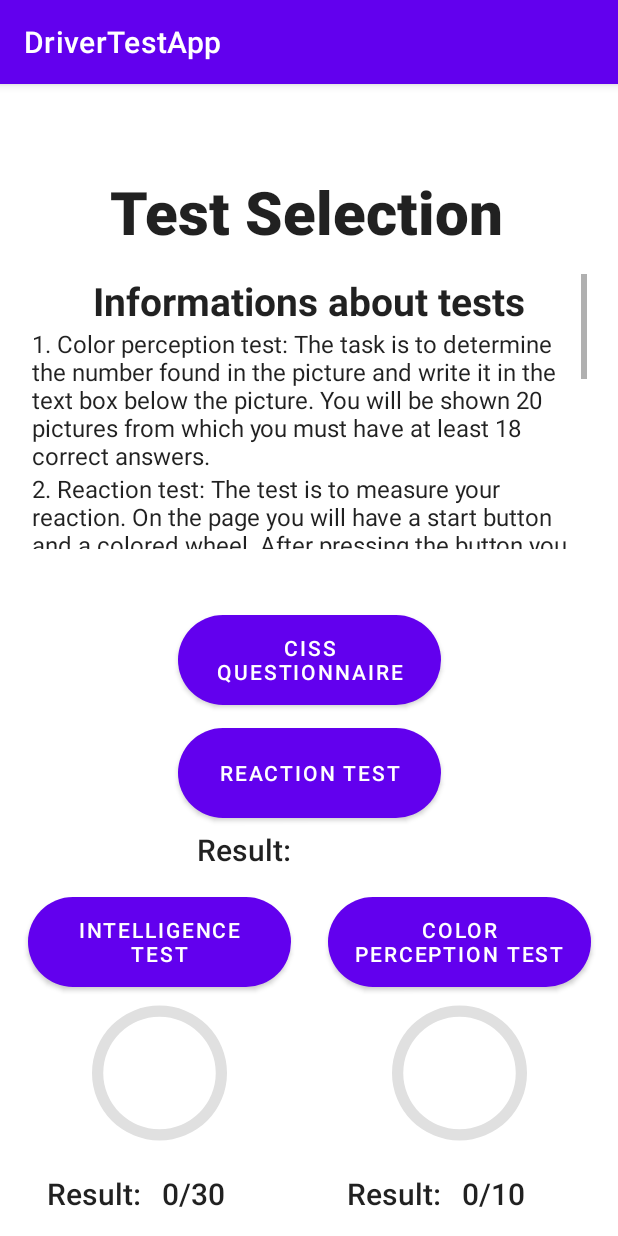
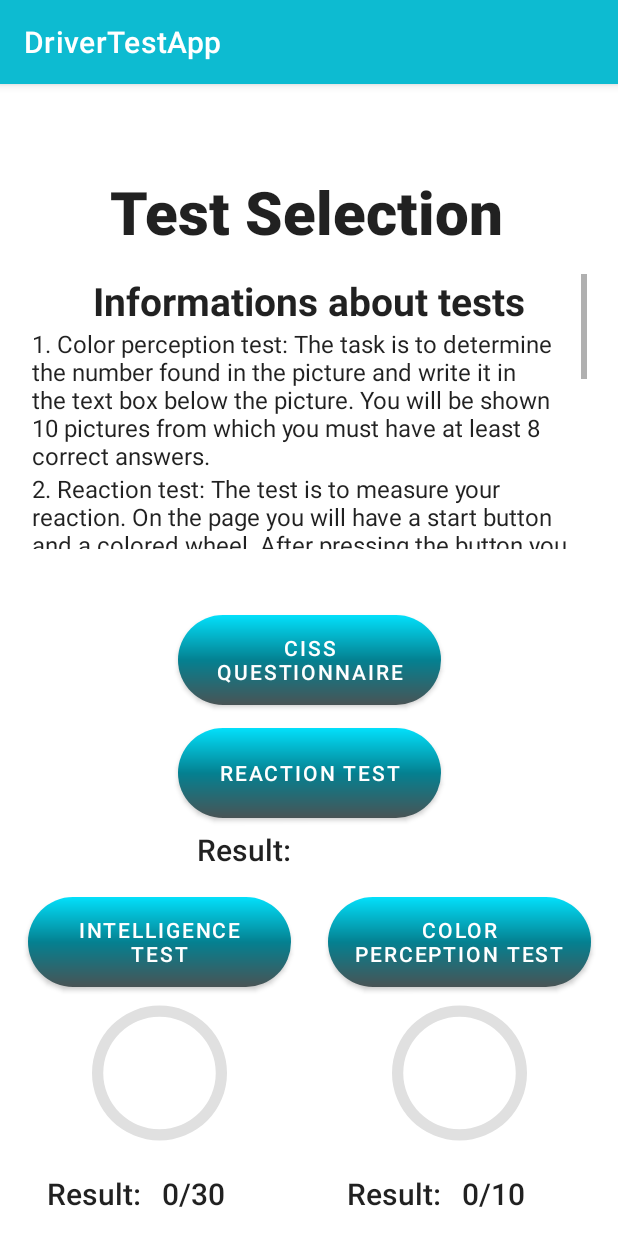
Before and after one commit to BoberKrzysztof/ProjectZPAM, an Android app: the activity_tests_page screen opened directly, with no data from a screen before it, on a phone screen of 412 x 824 dp. Run offline under Robolectric (Android 15) with nearby library versions, the phone set to English and light mode, and no system bars.

Commit message:
zmiana coloru przycisków

```diff
--- a/app/src/main/res/layout/activity__c_i_s_s.xml
+++ b/app/src/main/res/layout/activity__c_i_s_s.xml
@@ -28,6 +28,7 @@
         android:layout_marginTop="650dp"
         android:text="Next"
         android:background="@drawable/button_design"
+        app:backgroundTint="@null"
         android:textSize="20sp"
         app:layout_constraintBottom_toBottomOf="parent"
         app:layout_constraintEnd_toEndOf="parent"
--- a/app/src/main/res/layout/activity_color_test.xml
+++ b/app/src/main/res/layout/activity_color_test.xml
@@ -54,6 +54,7 @@
         android:layout_height="54dp"
         android:text="Confirm "
         android:background="@drawable/button_design"
+        app:backgroundTint="@null"
         app:layout_constraintBottom_toBottomOf="parent"
         app:layout_constraintEnd_toEndOf="parent"
         app:layout_constraintStart_toStartOf="parent"
--- a/app/src/main/res/layout/activity_inteligence_test2.xml
+++ b/app/src/main/res/layout/activity_inteligence_test2.xml
@@ -84,6 +84,7 @@
         android:layout_marginTop="680dp"
         android:text="Next"
         android:background="@drawable/button_design"
+        app:backgroundTint="@null"
         app:layout_constraintBottom_toBottomOf="parent"
         app:layout_constraintEnd_toEndOf="parent"
         app:layout_constraintStart_toStartOf="parent"
--- a/app/src/main/res/layout/activity_intelligent_test.xml
+++ b/app/src/main/res/layout/activity_intelligent_test.xml
@@ -61,6 +61,7 @@
         android:layout_marginTop="700dp"
         android:text="Next"
         android:background="@drawable/button_design"
+        app:backgroundTint="@null"
         app:layout_constraintBottom_toBottomOf="parent"
         app:layout_constraintEnd_toEndOf="parent"
         app:layout_constraintStart_toStartOf="parent"
--- a/app/src/main/res/layout/activity_main.xml
+++ b/app/src/main/res/layout/activity_main.xml
@@ -13,6 +13,7 @@
         android:fontFamily="sans-serif-medium"
         android:text="@string/button"
         android:background="@drawable/button_design"
+        app:backgroundTint="@null"
         android:textSize="20sp"
         app:layout_constraintBottom_toBottomOf="parent"
         app:layout_constraintEnd_toEndOf="parent"
--- a/app/src/main/res/layout/activity_reaction_test.xml
+++ b/app/src/main/res/layout/activity_reaction_test.xml
@@ -27,6 +27,7 @@
         android:layout_marginTop="400dp"
         android:text="Start"
         android:background="@drawable/button_design"
+        app:backgroundTint="@null"
         android:textSize="20sp"
         app:layout_constraintBottom_toBottomOf="parent"
         app:layout_constraintEnd_toEndOf="parent"
@@ -41,6 +42,7 @@
         android:background="@drawable/btn_background"
         android:textColor="@color/white"
         android:textSize="32sp"
+        app:backgroundTint="@null"
         app:layout_constraintBottom_toTopOf="@+id/start_button"
         app:layout_constraintEnd_toEndOf="parent"
         app:layout_constraintStart_toStartOf="parent"
--- a/app/src/main/res/layout/activity_registration.xml
+++ b/app/src/main/res/layout/activity_registration.xml
@@ -36,6 +36,7 @@
         android:layout_marginTop="20dp"
         android:text="@string/registerLabel"
         android:background="@drawable/button_design"
+        app:backgroundTint="@null"
         android:textSize="20sp"
         app:layout_constraintEnd_toEndOf="parent"
         app:layout_constraintStart_toStartOf="parent"
--- a/app/src/main/res/layout/activity_second.xml
+++ b/app/src/main/res/layout/activity_second.xml
@@ -68,6 +68,7 @@
         android:layout_marginTop="50dp"
         android:text="@string/login"
         android:background="@drawable/button_design"
+        app:backgroundTint="@null"
         android:textSize="20sp"
         app:layout_constraintEnd_toEndOf="parent"
         app:layout_constraintHorizontal_bias="0.496"
--- a/app/src/main/res/layout/activity_tests_page.xml
+++ b/app/src/main/res/layout/activity_tests_page.xml
@@ -13,6 +13,7 @@
         android:layout_marginTop="150dp"
         android:text="Reaction test"
         android:background="@drawable/button_design"
+        app:backgroundTint="@null"
         app:layout_constraintBottom_toBottomOf="parent"
         app:layout_constraintEnd_toEndOf="parent"
         app:layout_constraintStart_toStartOf="parent"
@@ -43,6 +44,7 @@
         android:layout_marginTop="375dp"
         android:text="Color perception test"
         android:background="@drawable/button_design"
+        app:backgroundTint="@null"
         app:layout_constraintBottom_toBottomOf="parent"
         app:layout_constraintEnd_toEndOf="parent"
         app:layout_constraintStart_toStartOf="parent"
@@ -56,6 +58,7 @@
         android:layout_marginEnd="200dp"
         android:text="Intelligence test"
         android:background="@drawable/button_design"
+        app:backgroundTint="@null"
         app:layout_constraintBottom_toBottomOf="parent"
         app:layout_constraintEnd_toEndOf="parent"
         app:layout_constraintStart_toStartOf="parent"
@@ -67,6 +70,7 @@
         android:layout_height="60dp"
         android:text="CISS questionnaire"
         android:background="@drawable/button_design"
+        app:backgroundTint="@null"
         app:layout_constraintBottom_toBottomOf="parent"
         app:layout_constraintEnd_toEndOf="parent"
         app:layout_constraintStart_toStartOf="parent"
@@ -187,7 +191,7 @@
                 android:id="@+id/textView11"
                 android:layout_width="370dp"
                 android:layout_height="wrap_content"
-                android:text="1. Color perception test: The task is to determine the number found in the picture and write it in the text box below the picture. You will be shown 20 pictures from which you must have at least 18 correct answers."
+                android:text="1. Color perception test: The task is to determine the number found in the picture and write it in the text box below the picture. You will be shown 10 pictures from which you must have at least 8 correct answers."
                 android:textAlignment="viewStart"
                 android:textAppearance="@style/TextAppearance.AppCompat.Body1"
                 android:textSize="16sp"
@@ -209,7 +213,7 @@
                 android:id="@+id/textView13"
                 android:layout_width="370dp"
                 android:layout_height="wrap_content"
-                android:text="3. Intelligence test: The test contains 20 questions on logic. Each question has 4 answer choices and only 1 correct answer. You must answer at least 16 questions correctly to pass."
+                android:text="3. Intelligence test: The test contains 30 questions on logic. Each question has 6 or 8 answer choices and only 1 correct answer. You must answer at least 25 questions correctly to pass."
                 android:textAlignment="viewStart"
                 android:textAppearance="@style/TextAppearance.AppCompat.Body1"
                 android:textSize="16sp"
@@ -220,7 +224,7 @@
                 android:id="@+id/textView14"
                 android:layout_width="370dp"
                 android:layout_height="wrap_content"
-                android:text="4. CISS questionnaire: A questionnaire for diagnosing stress coping styles. The CISS consists of 48 statements about different behaviors people may engage in during stressful situations. The respondent indicates on a 5-point scale the frequency with which they take a given action in difficult, stressful situations."
+                android:text="4. CISS questionnaire: A questionnaire for diagnosing stress coping styles. The CISS consists of 18 statements about different behaviors people may engage in during stressful situations. The respondent indicates on a 5-point scale the frequency with which they take a given action in difficult, stressful situations."
                 android:textAlignment="viewStart"
                 android:textAppearance="@style/TextAppearance.AppCompat.Body1"
                 android:textSize="16sp"
--- a/app/src/main/res/values/themes.xml
+++ b/app/src/main/res/values/themes.xml
@@ -2,8 +2,8 @@
     <!-- Base application theme. -->
     <style name="Theme.DriverTestApp" parent="Theme.MaterialComponents.DayNight.DarkActionBar">
         <!-- Primary brand color. -->
-        <item name="colorPrimary">@color/purple_500</item>
-        <item name="colorPrimaryVariant">@color/purple_700</item>
+        <item name="colorPrimary">@color/button1</item>
+        <item name="colorPrimaryVariant">@color/button1</item>
         <item name="colorOnPrimary">@color/white</item>
         <!-- Secondary brand color. -->
         <item name="colorSecondary">@color/teal_200</item>
```
Also changed, not shown: app/src/main/java/com/example/drivertestapp/activity_tests_page.kt (+20 -21 lines).
